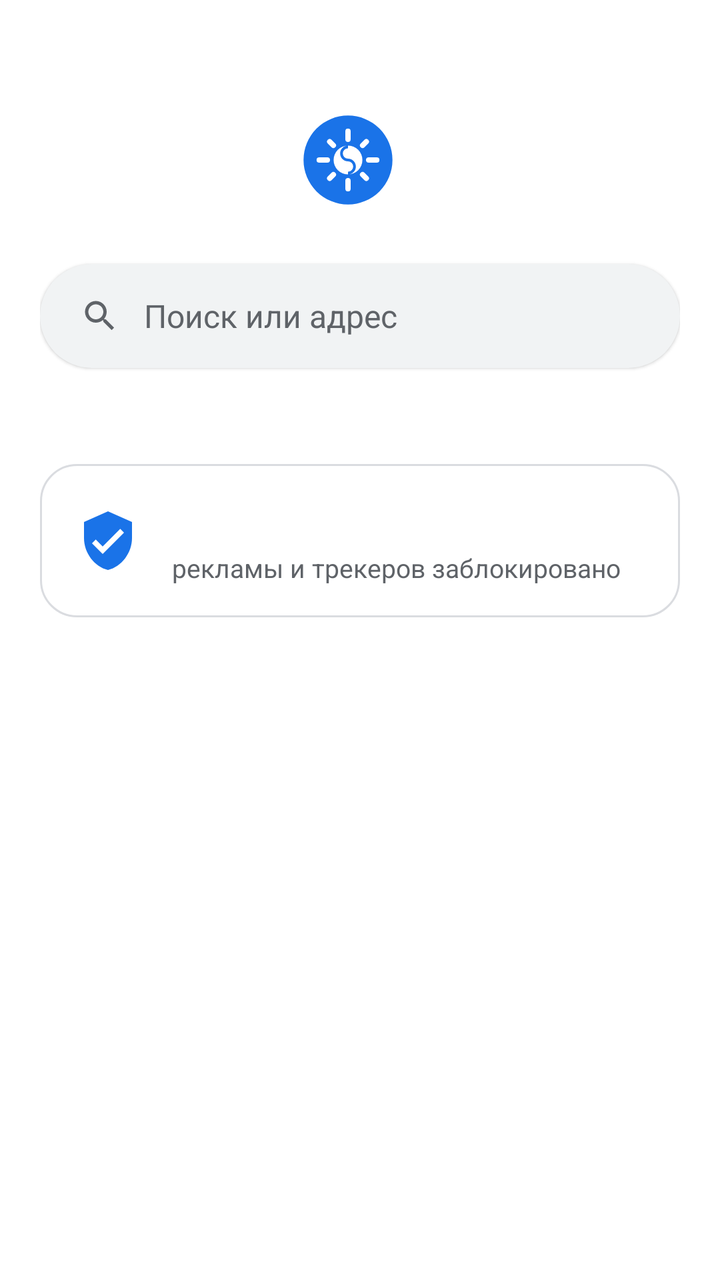
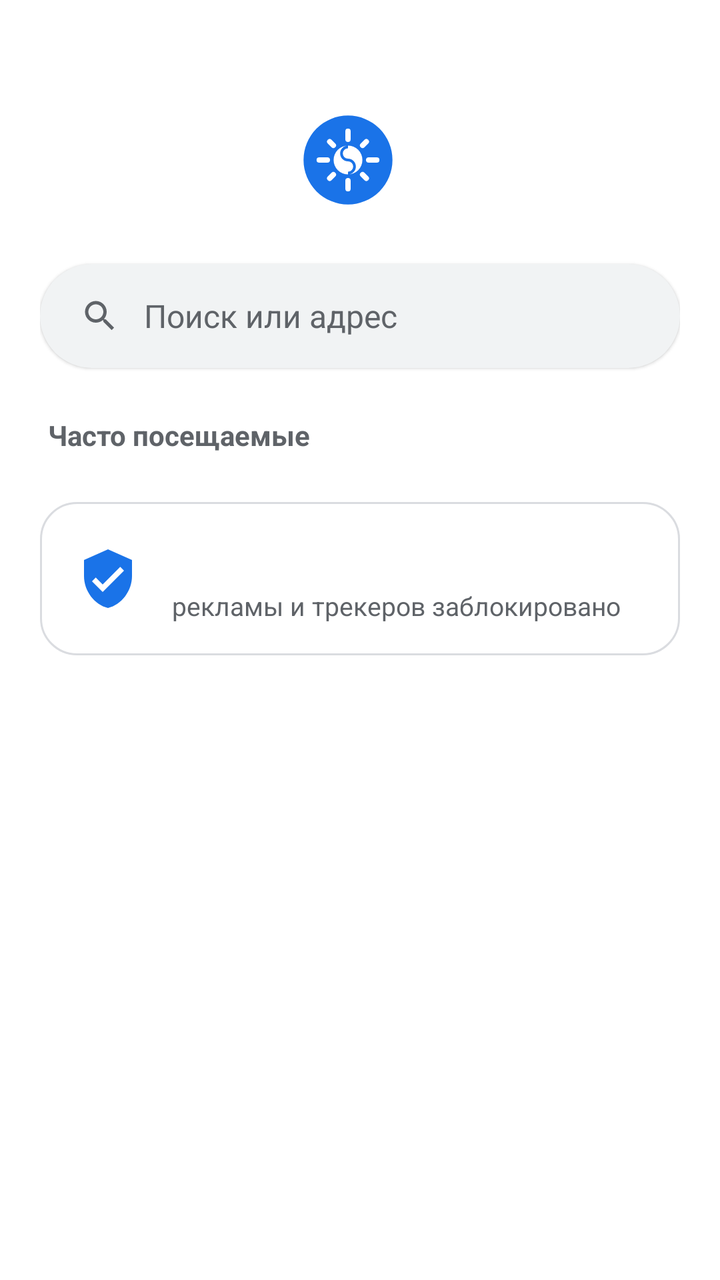

Screens rendered from an Android XML layout before and after an edit, with the pre-edit source and the edit as a unified diff.
<!-- AndroidManifest.xml: application theme AppTheme -->
<!-- res/layout/ntp.xml -->
<?xml version="1.0" encoding="utf-8"?>
<ScrollView xmlns:android="http://schemas.android.com/apk/res/android"
    android:layout_width="match_parent"
    android:layout_height="match_parent"
    android:background="@color/c_bg"
    android:fillViewport="true">

    <LinearLayout
        android:layout_width="match_parent"
        android:layout_height="wrap_content"
        android:gravity="center_horizontal"
        android:orientation="vertical"
        android:paddingStart="20dp"
        android:paddingTop="56dp"
        android:paddingEnd="20dp"
        android:paddingBottom="24dp">

        <TextView
            android:id="@+id/ntpLogo"
            android:layout_width="wrap_content"
            android:layout_height="wrap_content"
            android:drawableStart="@drawable/ic_brand"
            android:drawablePadding="12dp"
            android:gravity="center_vertical"
            android:textColor="@color/c_text"
            android:textSize="34sp"
            android:textStyle="bold" />

        <TextView
            android:id="@+id/ntpSearch"
            android:layout_width="match_parent"
            android:layout_height="52dp"
            android:layout_marginTop="28dp"
            android:background="@drawable/bg_search_large"
            android:drawableStart="@drawable/ic_search"
            android:drawablePadding="12dp"
            android:elevation="1dp"
            android:gravity="center_vertical"
            android:paddingStart="20dp"
            android:paddingEnd="20dp"
            android:text="@string/url_hint"
            android:textColor="@color/c_text2"
            android:textSize="16sp" />

        <LinearLayout
            android:id="@+id/ntpIncognito"
            android:layout_width="match_parent"
            android:layout_height="wrap_content"
            android:layout_marginTop="36dp"
            android:gravity="center_horizontal"
            android:orientation="vertical"
            android:visibility="gone">

            <ImageView
                android:layout_width="72dp"
                android:layout_height="72dp"
                android:importantForAccessibility="no"
                android:src="@drawable/ic_incognito_big" />

            <TextView
                android:layout_width="wrap_content"
                android:layout_height="wrap_content"
                android:layout_marginTop="16dp"
                android:text="@string/incognito_title"
                android:textColor="@color/c_text"
                android:textSize="22sp"
                android:textStyle="bold" />

            <TextView
                android:id="@+id/ntpIncognitoText"
                android:layout_width="match_parent"
                android:layout_height="wrap_content"
                android:layout_marginTop="14dp"
                android:lineSpacingExtra="4dp"
                android:textColor="@color/c_text2"
                android:textSize="14sp" />
        </LinearLayout>

        <GridLayout
            android:id="@+id/ntpTiles"
            android:layout_width="match_parent"
            android:layout_height="wrap_content"
            android:layout_marginTop="28dp"
            android:columnCount="4" />

        <LinearLayout
            android:id="@+id/ntpStats"
            android:layout_width="match_parent"
            android:layout_height="wrap_content"
            android:layout_marginTop="20dp"
            android:background="@drawable/bg_card"
            android:gravity="center_vertical"
            android:orientation="horizontal"
            android:padding="16dp">

            <ImageView
                android:layout_width="36dp"
                android:layout_height="36dp"
                android:importantForAccessibility="no"
                android:scaleType="center"
                android:src="@drawable/ic_shield_big" />

            <LinearLayout
                android:layout_width="0dp"
                android:layout_height="wrap_content"
                android:layout_marginStart="14dp"
                android:layout_weight="1"
                android:orientation="vertical">

                <TextView
                    android:id="@+id/ntpStatsCount"
                    android:layout_width="wrap_content"
                    android:layout_height="wrap_content"
                    android:textColor="@color/c_text"
                    android:textSize="20sp"
                    android:textStyle="bold" />

                <TextView
                    android:id="@+id/ntpStatsCaption"
                    android:layout_width="wrap_content"
                    android:layout_height="wrap_content"
                    android:text="@string/blocked_caption"
                    android:textColor="@color/c_text2"
                    android:textSize="13sp" />
            </LinearLayout>
        </LinearLayout>
    </LinearLayout>
</ScrollView>
<!-- resources referenced by this layout -->
<resources>
  <color name="c_bg">#FFFFFF</color>
  <color name="c_text">#202124</color>
  <color name="c_text2">#5F6368</color>
  <!-- drawable bg_card (drawable) -->
  <shape xmlns:android="http://schemas.android.com/apk/res/android" android:shape="rectangle">
      <solid android:color="@color/c_card" />
      <corners android:radius="18dp" />
      <stroke android:width="1dp" android:color="@color/c_divider" />
  </shape>
  <!-- drawable bg_search_large (drawable) -->
  <shape xmlns:android="http://schemas.android.com/apk/res/android" android:shape="rectangle">
      <solid android:color="@color/c_omnibox" />
      <corners android:radius="26dp" />
  </shape>
  <!-- drawable ic_search (drawable) -->
  <vector xmlns:android="http://schemas.android.com/apk/res/android" android:width="20dp" android:height="20dp" android:viewportWidth="24" android:viewportHeight="24">
      <path android:fillColor="@color/c_text2" android:pathData="M15.5,14h-0.79l-0.28,-0.27C15.41,12.59 16,11.11 16,9.5 16,5.91 13.09,3 9.5,3S3,5.91 3,9.5 5.91,16 9.5,16c1.61,0 3.09,-0.59 4.23,-1.57l0.27,0.28v0.79l5,4.99L20.49,19l-4.99,-5zM9.5,14C7.01,14 5,11.99 5,9.5S7.01,5 9.5,5 14,7.01 14,9.5 11.99,14 9.5,14z" />
  </vector>
  <!-- drawable ic_shield_big (drawable) -->
  <vector xmlns:android="http://schemas.android.com/apk/res/android" android:width="32dp" android:height="32dp" android:viewportWidth="24" android:viewportHeight="24">
      <path android:fillColor="@color/c_accent" android:pathData="M12,1L3,5v6c0,5.55 3.84,10.74 9,12 5.16,-1.26 9,-6.45 9,-12V5l-9,-4zM10,17l-4,-4 1.41,-1.41L10,14.17l6.59,-6.59L18,9l-8,8z" />
  </vector>
  <string name="blocked_caption">рекламы и трекеров заблокировано</string>
  <string name="incognito_title">Режим инкогнито</string>
  <string name="url_hint">Поиск или адрес</string>
  <style name="AppTheme" parent="Platform.Theme">
          <item name="android:colorPrimary">@color/c_toolbar</item>
          <item name="android:colorPrimaryDark">@color/c_toolbar</item>
          <item name="android:colorAccent">@color/c_accent</item>
          <item name="android:colorControlActivated">@color/c_accent</item>
          <item name="android:statusBarColor">@color/c_toolbar</item>
          <item name="android:navigationBarColor">@color/c_toolbar</item>
          <item name="android:windowBackground">@color/c_bg</item>
          <item name="android:textColorPrimary">@color/c_text</item>
          <item name="android:textColorSecondary">@color/c_text2</item>
          <item name="android:textColorHint">@color/c_text2</item>
          <item name="android:alertDialogTheme">@style/DialogTheme</item>
      </style>
  <color name="c_card">#FFFFFF</color>
  <color name="c_divider">#DADCE0</color>
  <color name="c_omnibox">#F1F3F4</color>
  <color name="ic_launcher_bg">#1A73E8</color>
  <color name="c_accent">#1A73E8</color>
  <style name="Platform.Theme" parent="android:Theme.Material.Light.NoActionBar">
          <item name="android:windowLightStatusBar">true</item>
      </style>
  <color name="c_toolbar">#F8FAFD</color>
  <style name="DialogTheme" parent="Platform.Dialog">
          <item name="android:colorAccent">@color/c_accent</item>
          <item name="android:colorControlActivated">@color/c_accent</item>
          <item name="android:windowBackground">@drawable/bg_dialog</item>
          <item name="android:textColorPrimary">@color/c_text</item>
          <item name="android:textColorSecondary">@color/c_text2</item>
      </style>
  <style name="Platform.Dialog" parent="android:Theme.Material.Light.Dialog.Alert" />
  <!-- drawable bg_dialog (drawable) -->
  <inset xmlns:android="http://schemas.android.com/apk/res/android"
      android:insetLeft="16dp" android:insetTop="16dp" android:insetRight="16dp" android:insetBottom="16dp">
      <shape android:shape="rectangle">
          <solid android:color="@color/c_card" />
          <corners android:radius="24dp" />
      </shape>
  </inset>
</resources>

<!-- the commit's change to res/layout/ntp.xml (unified diff, before → after) -->
@@ -42,6 +42,17 @@
             android:textColor="@color/c_text2"
             android:textSize="16sp" />
 
+        <TextView
+            android:id="@+id/ntpSitesTitle"
+            android:layout_width="match_parent"
+            android:layout_height="wrap_content"
+            android:layout_marginTop="24dp"
+            android:paddingStart="4dp"
+            android:text="@string/frequent_sites"
+            android:textColor="@color/c_text2"
+            android:textSize="14sp"
+            android:textStyle="bold" />
+
         <LinearLayout
             android:id="@+id/ntpIncognito"
             android:layout_width="match_parent"
@@ -80,7 +91,7 @@
             android:id="@+id/ntpTiles"
             android:layout_width="match_parent"
             android:layout_height="wrap_content"
-            android:layout_marginTop="28dp"
+            android:layout_marginTop="4dp"
             android:columnCount="4" />
 
         <LinearLayout
<!-- resource entries referenced after the edit -->
@@ -23,6 +23,7 @@
       <path android:fillColor="@color/c_accent" android:pathData="M12,1L3,5v6c0,5.55 3.84,10.74 9,12 5.16,-1.26 9,-6.45 9,-12V5l-9,-4zM10,17l-4,-4 1.41,-1.41L10,14.17l6.59,-6.59L18,9l-8,8z" />
   </vector>
   <string name="blocked_caption">рекламы и трекеров заблокировано</string>
+  <string name="frequent_sites">Часто посещаемые</string>
   <string name="incognito_title">Режим инкогнито</string>
   <string name="url_hint">Поиск или адрес</string>
   <style name="AppTheme" parent="Platform.Theme">
